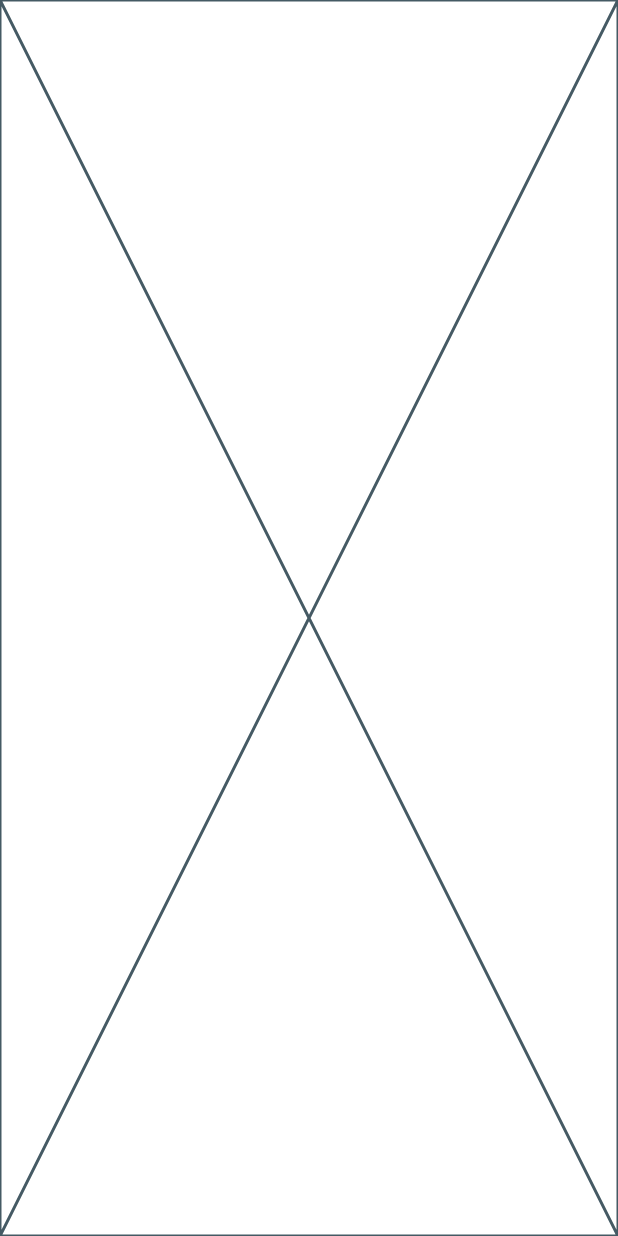
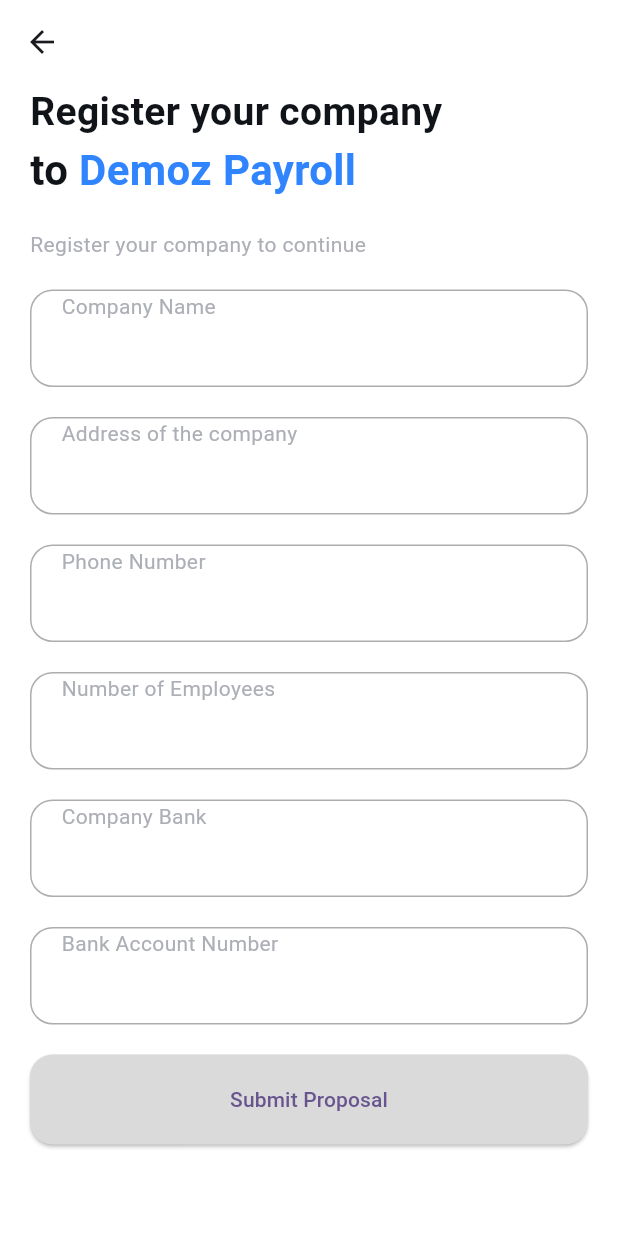
Before and after one commit to hirpha/demoz, a Flutter app: the screen it shows after launch, after a tap on "Sign Up", on a phone screen of 412 x 824 dp. Run offline on Flutter 3.47's test engine with Material 3 defaults, Android fonts, the phone set to English and light mode, and no system bars; our stand-ins replace bloc, equatable.

Commit message:
siginup added

```diff
--- a/lib/features/auth/presentation/pages/register.dart
+++ b/lib/features/auth/presentation/pages/register.dart
@@ -1,4 +1,6 @@
 import 'package:flutter/material.dart';
+
+import '../widgets/textfiled.dart';
 
 class RegisterPage extends StatefulWidget {
   const RegisterPage({super.key});
@@ -10,6 +12,108 @@ class RegisterPage extends StatefulWidget {
 class _RegisterPageState extends State<RegisterPage> {
   @override
   Widget build(BuildContext context) {
-    return const Placeholder();
+    return Scaffold(
+        backgroundColor: const Color.fromARGB(255, 255, 255, 255),
+        appBar: AppBar(
+          backgroundColor: const Color.fromARGB(255, 255, 255, 255),
+          leading: IconButton(
+            onPressed: () => Navigator.pop(context),
+            icon: const Icon(Icons.arrow_back),
+          ),
+        ),
+        body: SingleChildScrollView(
+          child: Column(
+            crossAxisAlignment: CrossAxisAlignment.start,
+            children: [
+              Container(
+                width: double.infinity,
+                margin: const EdgeInsets.symmetric(horizontal: 20),
+                child: const Text.rich(
+                  TextSpan(
+                    text: 'Register your company\n',
+                    style: TextStyle(
+                      fontSize: 26,
+                      color: Color(0xFF101317),
+                      fontWeight: FontWeight.bold,
+                    ),
+                    children: [
+                      TextSpan(
+                        text: 'to ',
+                        style: TextStyle(
+                          fontSize: 28,
+                          color: Color(0xFF101317),
+                        ),
+                      ),
+                      TextSpan(
+                        text: 'Demoz Payroll',
+                        style: TextStyle(
+                          fontSize: 28,
+                          color: Color(0xFF3085FE),
+                          fontWeight: FontWeight.bold,
+                        ),
+                      ),
+                    ],
+                  ),
+                ),
+              ),
+              const SizedBox(height: 20),
+              Container(
+                width: double.infinity,
+                alignment: Alignment.centerLeft,
+                margin: const EdgeInsets.symmetric(horizontal: 20),
+                child: const Text(
+                  'Register your company to continue',
+                  style: TextStyle(color: Color(0xFFACAFB5), fontSize: 14),
+                ),
+              ),
+              const SizedBox(height: 20),
+              TextFieldWidget(
+                controller: TextEditingController(),
+                hintText: 'Company Name',
+              ),
+              const SizedBox(height: 20),
+              TextFieldWidget(
+                controller: TextEditingController(),
+                hintText: 'Address of the company',
+              ),
+              const SizedBox(height: 20),
+              TextFieldWidget(
+                controller: TextEditingController(),
+                hintText: 'Phone Number',
+              ),
+              const SizedBox(height: 20),
+              TextFieldWidget(
+                controller: TextEditingController(),
+                hintText: 'Number of Employees',
+              ),
+              const SizedBox(height: 20),
+              TextFieldWidget(
+                controller: TextEditingController(),
+                hintText: 'Company Bank',
+              ),
+              const SizedBox(height: 20),
+              TextFieldWidget(
+                controller: TextEditingController(),
+                hintText: 'Bank Account Number',
+              ),
+              const SizedBox(height: 20),
+              Container(
+                width: double.infinity,
+                height: 60,
+                margin: const EdgeInsets.symmetric(horizontal: 20),
+                child: ElevatedButton(
+                  style: ElevatedButton.styleFrom(
+                    backgroundColor: const Color.fromARGB(255, 218, 218, 218),
+                    shape: RoundedRectangleBorder(
+                      borderRadius: BorderRadius.circular(15),
+                    ),
+                  ),
+                  onPressed: () {},
+                  child: const Text('Submit Proposal'),
+                ),
+              ),
+            ],
+          ),
+        ));
   }
 }
--- a/lib/features/auth/presentation/pages/signin.dart
+++ b/lib/features/auth/presentation/pages/signin.dart
@@ -1,6 +1,7 @@
 import 'package:flutter/material.dart';
 
 import '../widgets/textfiled.dart';
+import 'register.dart';
 
 class SignInPage extends StatefulWidget {
   const SignInPage({super.key});
@@ -73,30 +74,32 @@ class _SignInPageState extends State<SignInPage> {
               controller: emailController,
             ),
             const SizedBox(height: 20),
-            TextFieldWidget(
-              hintText: 'Password',
-              controller: passwordController,
+            Container(
+              margin: const EdgeInsets.symmetric(horizontal: 20),
+              alignment: Alignment.centerLeft,
+              height: 60,
+              padding: const EdgeInsets.symmetric(horizontal: 20),
+              decoration: BoxDecoration(
+                color: Colors.white,
+                borderRadius: BorderRadius.circular(15),
+                border: Border.all(color: const Color(0xFFADADAD)),
               ),
-            const SizedBox(height: 20),
-            Container(
+              child: Row(
+                crossAxisAlignment: CrossAxisAlignment.start,
+                children: [
+                  const Expanded(
                     child: Column(
                       crossAxisAlignment: CrossAxisAlignment.start,
                       children: [
-                  Row(children: [
-                    Expanded(
-                      child: Column(
-                        crossAxisAlignment: CrossAxisAlignment.start,
-                        children: [
-                          const Text(
+                        Text(
                           'Password',
-                            style: TextStyle(
-                                color: Color(0xFFACAFB5), fontSize: 14),
+                          style:
+                              TextStyle(color: Color(0xFFACAFB5), fontSize: 14),
                         ),
                         TextField(
-                            obscureText: _obscureText,
                           decoration: InputDecoration.collapsed(
                             hintText: '',
-                              hintStyle: const TextStyle(
+                            hintStyle: TextStyle(
                                 color: Color(0xFFACAFB5), fontSize: 14),
                           ),
                         ),
@@ -113,8 +116,9 @@ class _SignInPageState extends State<SignInPage> {
                       });
                     },
                   ),
-                  ]),
-                ])),
+                ],
+              ),
+            ),
             const SizedBox(height: 20),
             Container(
               height: 60,
@@ -172,12 +176,14 @@ class _SignInPageState extends State<SignInPage> {
                   TextButton(
                     style: TextButton.styleFrom(
                       padding: EdgeInsets.zero,
-                      textStyle: TextStyle(
+                      textStyle: const TextStyle(
                         color: Color(0xFF3085FE),
                         fontSize: 14,
                       ),
                     ),
-                    onPressed: () {},
+                    onPressed: () {
+                      Navigator.pushNamed(context, '/register');
+                    },
                     child: const Text(
                       'Sign Up',
                       style: TextStyle(fontSize: 14, color: Color(0xFF3085FE)),
--- a/lib/features/auth/presentation/widgets/textfiled.dart
+++ b/lib/features/auth/presentation/widgets/textfiled.dart
@@ -11,7 +11,7 @@ class TextFieldWidget extends StatelessWidget {
     return Container(
       margin: const EdgeInsets.symmetric(horizontal: 20),
       alignment: Alignment.centerLeft,
-      height: 60,
+      height: 65,
       padding: const EdgeInsets.symmetric(horizontal: 20),
       decoration: BoxDecoration(
         color: Colors.white,
```
Lines whose indentation alone changed are shown as unchanged.
